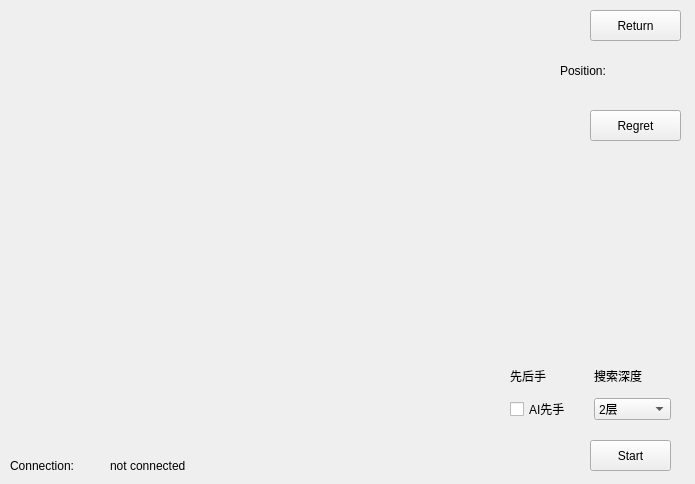
Old version of the form gamewidget.ui in the repository Lincest/Qt-Gobang.
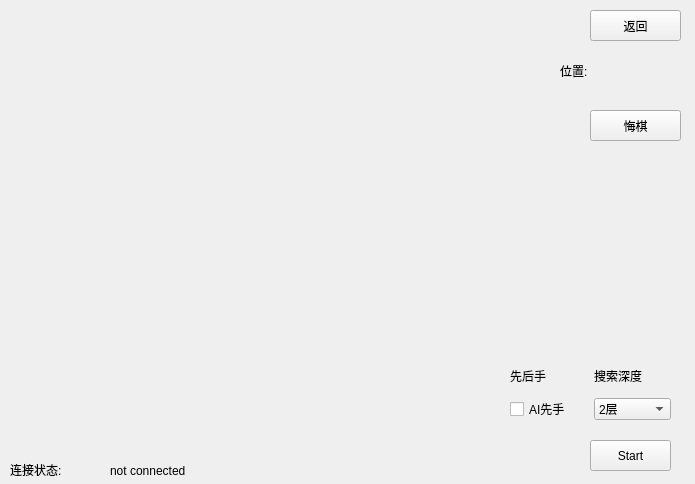
New version of the form.

The edit to the form file:
```diff
--- a/gamewidget.ui
+++ b/gamewidget.ui
@@ -38,14 +38,14 @@
     <string notr="true">font: 10pt &quot;微软雅黑&quot;;</string>
    </property>
    <property name="text">
-    <string>Return</string>
+    <string>返回</string>
    </property>
   </widget>
   <widget class="QLabel" name="label">
    <property name="geometry">
     <rect>
      <x>10</x>
-     <y>456</y>
+     <y>460</y>
      <width>101</width>
      <height>20</height>
     </rect>
@@ -55,16 +55,16 @@
 </string>
    </property>
    <property name="text">
-    <string>Connection: </string>
+    <string>连接状态:</string>
    </property>
   </widget>
   <widget class="QLabel" name="label_connection">
    <property name="geometry">
     <rect>
      <x>110</x>
-     <y>450</y>
+     <y>460</y>
      <width>281</width>
-     <height>31</height>
+     <height>21</height>
     </rect>
    </property>
    <property name="styleSheet">
@@ -105,7 +105,7 @@
     <string notr="true">font: 10pt &quot;微软雅黑&quot;;</string>
    </property>
    <property name="text">
-    <string>Regret</string>
+    <string>悔棋</string>
    </property>
   </widget>
   <widget class="QWidget" name="horizontalLayoutWidget">
@@ -121,7 +121,7 @@
     <item>
      <widget class="QLabel" name="label_2">
       <property name="text">
-       <string>Position:</string>
+       <string>位置:</string>
       </property>
      </widget>
     </item>
```
Left out of the diff: 2 changed lines with no effect on the pictures.
